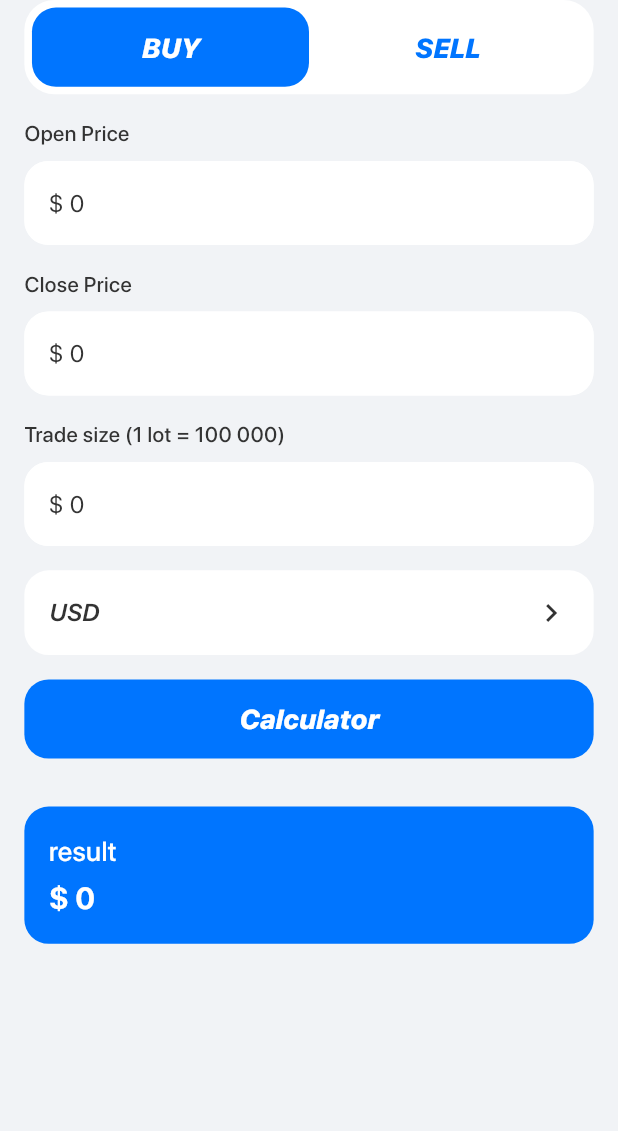
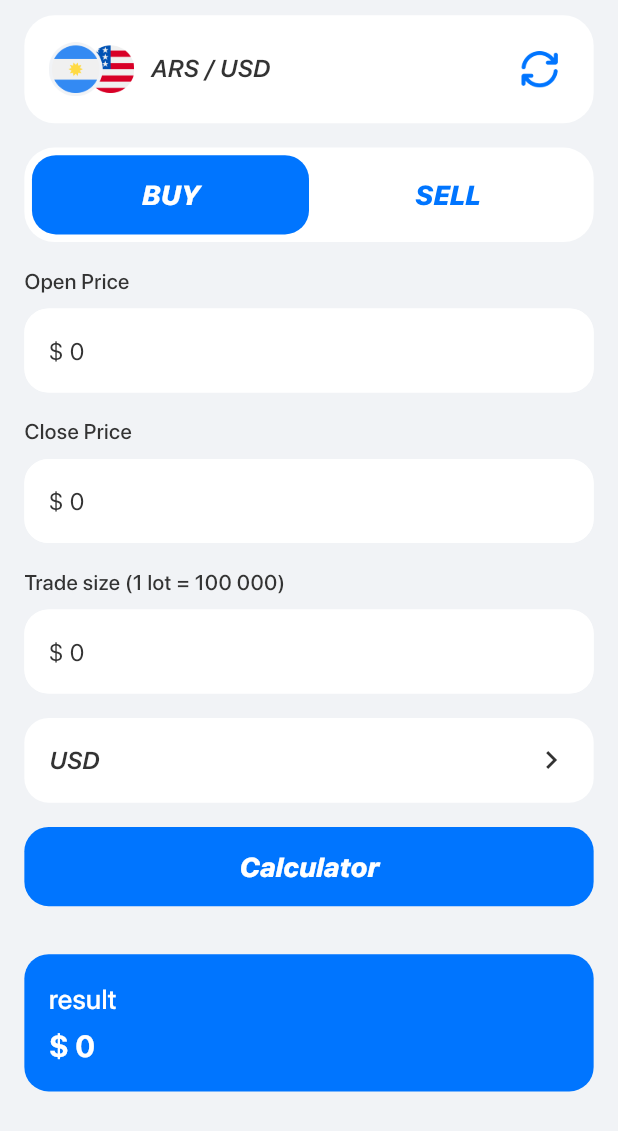
Before and after one commit to Suli244/ratewatch_prime_138, a Flutter app: the ProfitScreen screen opened directly, on a phone screen of 412 x 824 dp. Shown: the top 1131 px of the screen. Run offline on Flutter 3.47's test engine with Material 3 defaults, Android fonts, the light colour scheme and no system bars; our stand-ins replace fl_chart, flutter_bloc, flutter_screenutil, flutter_svg, shared_preferences, smooth_page_indicator and 1 more; missing offline and left inert: adapty_flutter, in_app_review; accounts and stored records are empty; project files that could hold a hidden picture were left out.

Commit message:
add last change

```diff
--- a/lib/profit/profit_screen.dart
+++ b/lib/profit/profit_screen.dart
@@ -1,8 +1,13 @@
 import 'package:flutter/material.dart';
+import 'package:flutter_bloc/flutter_bloc.dart';
 import 'package:flutter_screenutil/flutter_screenutil.dart';
+import 'package:ratewatch_prime_138/charts/charts_cubit.dart';
+import 'package:ratewatch_prime_138/charts/charts_screen.dart';
 import 'package:ratewatch_prime_138/core/app_unfocuser.dart';
 import 'package:ratewatch_prime_138/core/rp_colors.dart';
 import 'package:ratewatch_prime_138/core/rp_motin.dart';
+import 'package:ratewatch_prime_138/currency_pairs/currency_pairs.dart';
+import 'package:ratewatch_prime_138/currency_pairs/model/currency_model.dart';
 import 'package:ratewatch_prime_138/profit/buy_page.dart';
 import 'package:ratewatch_prime_138/profit/sell_page.dart';
 
@@ -15,6 +20,10 @@ class ProfitScreen extends StatefulWidget {
 
 class _ProfitScreenState extends State<ProfitScreen> {
   String page = 'BUY';
+  CurentModel curre = CurentModel(
+    icon: 'assets/icons/currency1.png',
+    title: 'ARS / USD',
+  );
   @override
   Widget build(BuildContext context) {
     return AppUnfocuser(
@@ -24,6 +33,37 @@ class _ProfitScreenState extends State<ProfitScreen> {
             padding: EdgeInsets.symmetric(horizontal: 16.r),
             child: Column(
               children: [
+                SizedBox(height: 10.h),
+                RpMotion(
+                  onPressed: () async {
+                    await Navigator.push(
+                      context,
+                      MaterialPageRoute(
+                        builder: (context) => CurrencyPairs(
+                          onPpp: (value) {
+                            setState(() {
+                              curre = value;
+                            });
+                          },
+                        ),
+                      ),
+                    );
+                    context.read<PlusCurCubit>().updateChartData(curre);
+                  },
+                  child: Container(
+                    width: MediaQuery.of(context).size.width,
+                    padding: EdgeInsets.all(16.r),
+                    decoration: BoxDecoration(
+                      borderRadius: BorderRadius.circular(20.r),
+                      color: RpColors.white,
+                    ),
+                    child: Ccc(
+                      icon: curre.icon,
+                      title: curre.title,
+                    ),
+                  ),
+                ),
+                SizedBox(height: 16.h),
                 Container(
                   padding: EdgeInsets.all(5.r),
                   width: MediaQuery.of(context).size.width,
```
